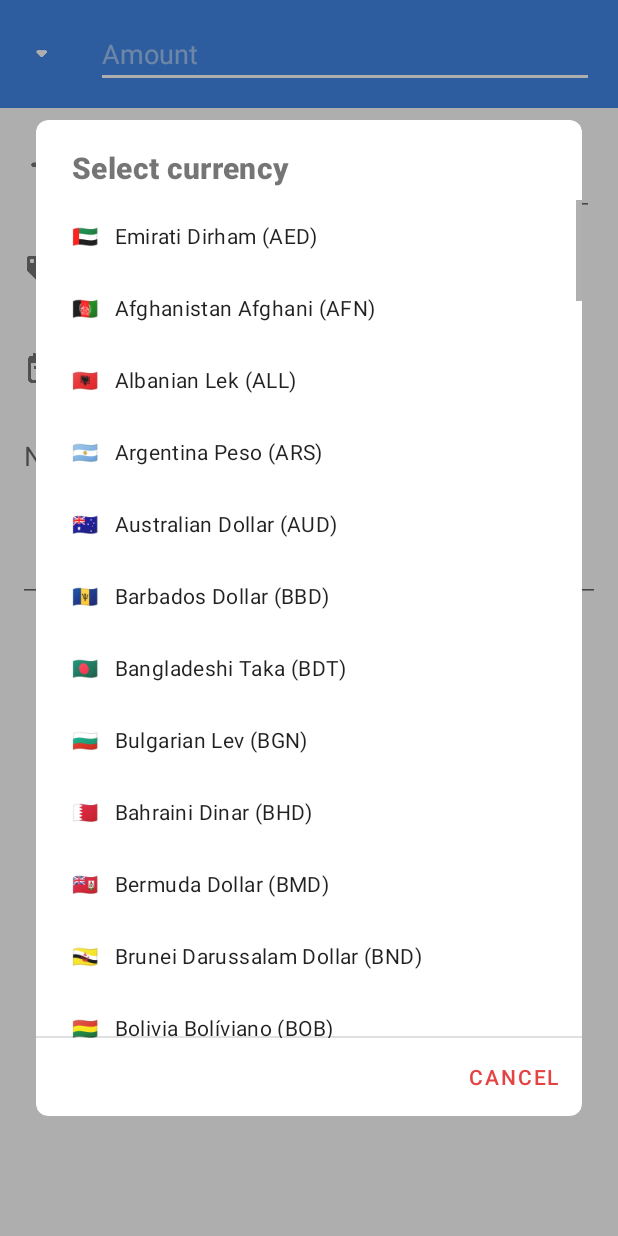
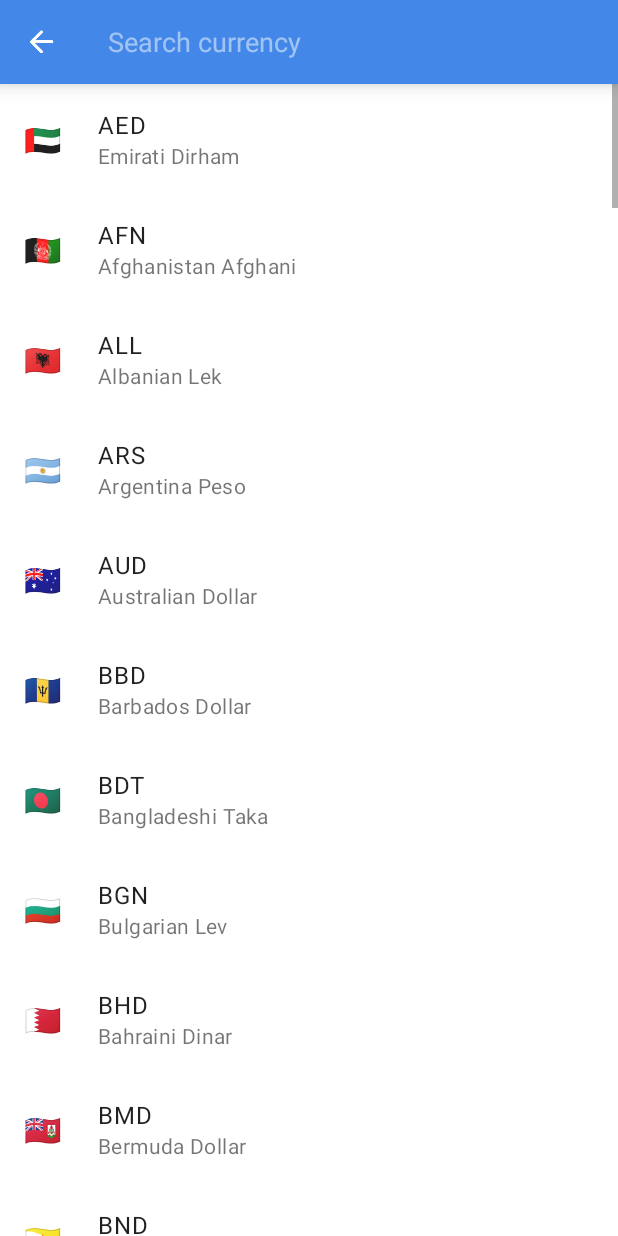
Before and after one commit to nominalista/expenses, an Android app: the fragment AddEditExpenseFragment shown on its own in the app's theme, after a tap on an icon or button, on a phone screen of 412 x 824 dp. Run offline under Robolectric (Android 15) with nearby library versions, the phone set to English and light mode, and no system bars; our stand-ins replace RxJava; libraries missing offline, so code that uses them is left out: com.jakewharton.rxrelay2, com.jakewharton.threetenabp; 5 statements that could not run were skipped.

Commit message:
Reinvent currency selection

```diff
--- a/app/src/main/AndroidManifest.xml
+++ b/app/src/main/AndroidManifest.xml
@@ -33,6 +33,9 @@
         <activity android:name=".settings.presentation.SettingsActivity"
             android:screenOrientation="portrait"/>
 
+        <activity android:name=".currencyselection.CurrencySelectionActivity"
+            android:screenOrientation="portrait"/>
+
         <service
             android:name=".messaging.MessagingService"
             android:exported="false">
--- a/app/src/main/java/com/nominalista/expenses/addeditexpense/presentation/AddEditExpenseFragment.kt
+++ b/app/src/main/java/com/nominalista/expenses/addeditexpense/presentation/AddEditExpenseFragment.kt
@@ -1,5 +1,7 @@
 package com.nominalista.expenses.addeditexpense.presentation
 
+import android.app.Activity
+import android.content.Intent
 import android.os.Bundle
 import android.view.*
 import androidx.appcompat.app.AppCompatActivity
@@ -10,7 +12,7 @@ import androidx.navigation.fragment.NavHostFragment
 import com.google.android.material.chip.Chip
 import com.nominalista.expenses.R
 import com.nominalista.expenses.addeditexpense.presentation.dateselection.DateSelectionDialogFragment
-import com.nominalista.expenses.common.presentation.currencyselection.CurrencySelectionDialogFragment
+import com.nominalista.expenses.currencyselection.CurrencySelectionActivity
 import com.nominalista.expenses.data.Currency
 import com.nominalista.expenses.data.Tag
 import com.nominalista.expenses.util.READABLE_DATE_FORMAT
@@ -68,9 +70,7 @@ class AddEditExpenseFragment : Fragment() {
     }
 
     private fun showCurrencySelection() {
-        val dialogFragment = CurrencySelectionDialogFragment.newInstance()
-        dialogFragment.onCurrencySelected = { currency -> model.selectCurrency(currency) }
-        dialogFragment.show(requireFragmentManager(), "CurrencySelectionDialogFragment")
+        CurrencySelectionActivity.start(this, REQUEST_CODE_SELECT_CURRENCY)
     }
 
     private fun showTagSelection() {
@@ -196,7 +196,26 @@ class AddEditExpenseFragment : Fragment() {
         return true
     }
 
+    // Results
+
+    override fun onActivityResult(requestCode: Int, resultCode: Int, data: Intent?) {
+        super.onActivityResult(requestCode, resultCode, data)
+
+        if (resultCode != Activity.RESULT_OK) return
+
+        when(requestCode) {
+            REQUEST_CODE_SELECT_CURRENCY -> {
+                val currency: Currency? =
+                    data?.getParcelableExtra(CurrencySelectionActivity.EXTRA_CURRENCY)
+                currency?.let { model.selectCurrency(it) }
+            }
+        }
+    }
+
     companion object {
+
+        private const val REQUEST_CODE_SELECT_CURRENCY = 1
+
         private const val KEYBOARD_APPEARANCE_DELAY = 300L
     }
 }
--- a/app/src/main/java/com/nominalista/expenses/common/presentation/currencyselection/CurrencySelectionDialogFragment.kt
+++ /dev/null
@@ -1,39 +0,0 @@
-package com.nominalista.expenses.common.presentation.currencyselection
-
-import android.app.Dialog
-import android.content.DialogInterface
-import android.os.Bundle
-import androidx.appcompat.app.AlertDialog
-import androidx.fragment.app.DialogFragment
-import com.google.android.material.dialog.MaterialAlertDialogBuilder
-import com.nominalista.expenses.R
-import com.nominalista.expenses.data.Currency
-
-class CurrencySelectionDialogFragment : DialogFragment(), DialogInterface.OnClickListener {
-
-    var onCurrencySelected: ((Currency) -> Unit)? = null
-
-    private val currencies = Currency.values()
-
-    override fun onCreateDialog(savedInstanceState: Bundle?): Dialog {
-        return MaterialAlertDialogBuilder(requireActivity())
-            .setTitle(R.string.select_currency)
-            .setItems(createItems(), this)
-            .setNegativeButton(R.string.cancel) { _, _ -> }
-            .create()
-    }
-
-    private fun createItems(): Array<String> {
-        return currencies
-            .map { currency -> currency.description }
-            .toTypedArray()
-    }
-
-    override fun onClick(dialog: DialogInterface?, which: Int) {
-        onCurrencySelected?.invoke(currencies[which])
-    }
-
-    companion object {
-        fun newInstance() = CurrencySelectionDialogFragment()
-    }
-}
--- /dev/null
+++ b/app/src/main/java/com/nominalista/expenses/currencyselection/CurrencyAdapter.kt
@@ -0,0 +1,48 @@
+package com.nominalista.expenses.currencyselection
+
+import android.view.LayoutInflater
+import android.view.View
+import android.view.ViewGroup
+import androidx.recyclerview.widget.DiffUtil
+import androidx.recyclerview.widget.ListAdapter
+import androidx.recyclerview.widget.RecyclerView
+import com.nominalista.expenses.R
+import com.nominalista.expenses.data.Currency
+import kotlinx.android.extensions.LayoutContainer
+import kotlinx.android.synthetic.main.item_currency.*
+
+class CurrencyAdapter(private val listener: Listener) :
+    ListAdapter<Currency, CurrencyAdapter.ViewHolder>(DiffCallback()) {
+
+    override fun onCreateViewHolder(parent: ViewGroup, viewType: Int): ViewHolder {
+        val inflater = LayoutInflater.from(parent.context)
+        val itemView = inflater.inflate(R.layout.item_currency, parent, false)
+        return ViewHolder(itemView)
+    }
+
+    override fun onBindViewHolder(holder: ViewHolder, position: Int) {
+        val currency = getItem(position)
+        holder.textFlag.text = currency.flag
+        holder.textCode.text = currency.code
+        holder.textTitle.text = currency.title
+        holder.itemView.setOnClickListener { listener.onCurrencyClick(currency) }
+    }
+
+    interface Listener {
+        fun onCurrencyClick(currency: Currency)
+    }
+
+    class ViewHolder(override val containerView: View) :
+        RecyclerView.ViewHolder(containerView), LayoutContainer
+
+    private class DiffCallback : DiffUtil.ItemCallback<Currency>() {
+
+        override fun areItemsTheSame(oldItem: Currency, newItem: Currency): Boolean {
+            return oldItem == newItem
+        }
+
+        override fun areContentsTheSame(oldItem: Currency, newItem: Currency): Boolean {
+            return oldItem == newItem
+        }
+    }
+}
--- /dev/null
+++ b/app/src/main/java/com/nominalista/expenses/currencyselection/CurrencySelectionActivity.kt
@@ -0,0 +1,27 @@
+package com.nominalista.expenses.currencyselection
+
+import android.content.Intent
+import android.os.Bundle
+import androidx.fragment.app.Fragment
+import com.nominalista.expenses.R
+import com.nominalista.expenses.common.presentation.BaseActivity
+
+class CurrencySelectionActivity : BaseActivity() {
+
+    override var animationKind = ANIMATION_SLIDE_FROM_RIGHT
+
+    override fun onCreate(savedInstanceState: Bundle?) {
+        super.onCreate(savedInstanceState)
+        setContentView(R.layout.activity_currency_selection)
+    }
+
+    companion object {
+
+        const val EXTRA_CURRENCY = "currency"
+
+        fun start(fragment: Fragment, requestCode: Int) {
+            val intent = Intent(fragment.requireContext(), CurrencySelectionActivity::class.java)
+            fragment.startActivityForResult(intent, requestCode)
+        }
+    }
+}
--- /dev/null
+++ b/app/src/main/java/com/nominalista/expenses/currencyselection/CurrencySelectionFragment.kt
@@ -0,0 +1,103 @@
+package com.nominalista.expenses.currencyselection
+
+import android.annotation.SuppressLint
+import android.app.Activity
+import android.content.Intent
+import android.os.Bundle
+import android.os.Handler
+import android.os.Looper
+import android.os.Parcelable
+import android.view.LayoutInflater
+import android.view.View
+import android.view.ViewGroup
+import androidx.fragment.app.Fragment
+import com.nominalista.expenses.R
+import com.nominalista.expenses.data.Currency
+import com.nominalista.expenses.util.extensions.afterTextChanged
+import com.nominalista.expenses.util.extensions.hideKeyboard
+import com.nominalista.expenses.util.extensions.showKeyboard
+import kotlinx.android.synthetic.main.fragment_currency_selection.*
+
+class CurrencySelectionFragment : Fragment(), CurrencyAdapter.Listener {
+
+    private val adapter by lazy { CurrencyAdapter(this) }
+
+    private val handler by lazy { Handler(Looper.getMainLooper()) }
+    private var runnable: Runnable? = null
+
+    override fun onCreateView(
+        inflater: LayoutInflater,
+        container: ViewGroup?,
+        savedInstanceState: Bundle?
+    ): View? {
+        return inflater.inflate(R.layout.fragment_currency_selection, container, false)
+    }
+
+    @SuppressLint("DefaultLocale")
+    override fun onViewCreated(view: View, savedInstanceState: Bundle?) {
+        super.onViewCreated(view, savedInstanceState)
+        setupToolbar()
+        setupRecyclerView()
+        watchEditText()
+        showKeyboard()
+    }
+
+    private fun setupToolbar() {
+        toolbar.setNavigationOnClickListener { requireActivity().onBackPressed() }
+    }
+
+    private fun setupRecyclerView() {
+        recyclerView.adapter = adapter
+        adapter.submitList(Currency.values().toList())
+    }
+
+    private fun watchEditText() {
+        editText.afterTextChanged { dispatchCurrencyFilter() }
+    }
+
+    private fun dispatchCurrencyFilter() {
+        handler.removeCallbacks(runnable)
+
+        runnable = Runnable {
+            val query = editText.text.toString()
+            adapter.submitList(getFilteredCurrencies(query))
+        }
+
+        handler.postDelayed(runnable, QUERY_APPLIANCE_DELAY)
+    }
+
+    @SuppressLint("DefaultLocale")
+    private fun getFilteredCurrencies(query: String): List<Currency> {
+        val simplifiedQuery = query.toLowerCase()
+
+        return Currency.values().filter { currency ->
+            val code = currency.code.toLowerCase()
+            val title = currency.title.toLowerCase()
+            code.contains(simplifiedQuery) || title.contains(simplifiedQuery)
+        }
+    }
+
+    private fun showKeyboard() {
+        showKeyboard(editText, KEYBOARD_APPEARANCE_DELAY)
+    }
+
+    override fun onDestroyView() {
+        super.onDestroyView()
+        hideKeyboard()
+    }
+
+    override fun onCurrencyClick(currency: Currency) {
+        val data = Intent().apply {
+            putExtra(CurrencySelectionActivity.EXTRA_CURRENCY, currency as Parcelable)
+        }
+
+        requireActivity().setResult(Activity.RESULT_OK, data)
+        requireActivity().finish()
+    }
+
+    companion object {
+
+        private const val QUERY_APPLIANCE_DELAY = 300L
+        private const val KEYBOARD_APPEARANCE_DELAY = 300L
+    }
+}
--- a/app/src/main/java/com/nominalista/expenses/data/Currency.kt
+++ b/app/src/main/java/com/nominalista/expenses/data/Currency.kt
@@ -1,11 +1,15 @@
 package com.nominalista.expenses.data
 
+import android.os.Parcelable
+import kotlinx.android.parcel.Parcelize
+
+@Parcelize
 enum class Currency(
     val code: String,
     val title: String,
     val symbol: String,
     val flag: String
-) {
+) : Parcelable {
 
     AED("AED", "Emirati Dirham", "د.إ", "\uD83C\uDDE6\uD83C\uDDEA"),
     AFN("AFN", "Afghanistan Afghani", "؋", "\uD83C\uDDE6\uD83C\uDDEB"),
--- /dev/null
+++ b/app/src/main/res/layout/fragment_currency_selection.xml
@@ -0,0 +1,44 @@
+<?xml version="1.0" encoding="utf-8"?>
+<androidx.constraintlayout.widget.ConstraintLayout xmlns:android="http://schemas.android.com/apk/res/android"
+    xmlns:app="http://schemas.android.com/apk/res-auto"
+    android:layout_width="match_parent"
+    android:layout_height="match_parent">
+
+    <androidx.appcompat.widget.Toolbar
+        android:id="@+id/toolbar"
+        android:layout_width="0dp"
+        android:layout_height="?attr/actionBarSize"
+        android:background="@color/primary"
+        android:elevation="@dimen/spacing_normal"
+        android:theme="@style/ThemeOverlay.MaterialComponents.Dark"
+        app:layout_constraintEnd_toEndOf="parent"
+        app:layout_constraintStart_toStartOf="parent"
+        app:layout_constraintTop_toTopOf="parent"
+        app:navigationIcon="@drawable/ic_back_active_light_24dp">
+
+        <EditText
+            android:id="@+id/editText"
+            android:layout_width="match_parent"
+            android:layout_height="match_parent"
+            android:layout_marginEnd="@dimen/spacing_large"
+            android:background="@null"
+            android:hint="@string/search_currency"
+            android:singleLine="true"
+            android:theme="@style/ThemeOverlay.Expenses.EditText.Dark" />
+
+    </androidx.appcompat.widget.Toolbar>
+
+    <androidx.recyclerview.widget.RecyclerView
+        android:id="@+id/recyclerView"
+        android:layout_width="0dp"
+        android:layout_height="0dp"
+        android:fadeScrollbars="false"
+        android:scrollbars="vertical"
+        app:layoutManager="androidx.recyclerview.widget.LinearLayoutManager"
+        app:layout_constrainedHeight="true"
+        app:layout_constraintBottom_toBottomOf="parent"
+        app:layout_constraintEnd_toEndOf="parent"
+        app:layout_constraintStart_toStartOf="parent"
+        app:layout_constraintTop_toBottomOf="@+id/toolbar" />
+
+</androidx.constraintlayout.widget.ConstraintLayout>
--- /dev/null
+++ b/app/src/main/res/layout/item_currency.xml
@@ -0,0 +1,45 @@
+<?xml version="1.0" encoding="utf-8"?>
+<androidx.constraintlayout.widget.ConstraintLayout xmlns:android="http://schemas.android.com/apk/res/android"
+    xmlns:app="http://schemas.android.com/apk/res-auto"
+    xmlns:tools="http://schemas.android.com/tools"
+    android:layout_width="match_parent"
+    android:layout_height="wrap_content"
+    android:background="?selectableItemBackground"
+    android:padding="@dimen/spacing_large">
+
+    <TextView
+        android:id="@+id/textFlag"
+        android:layout_width="wrap_content"
+        android:layout_height="wrap_content"
+        android:textAppearance="@style/TextAppearance.Expenses.Headline6"
+        android:textColor="@color/text_primary_dark"
+        app:layout_constraintBottom_toBottomOf="parent"
+        app:layout_constraintStart_toStartOf="parent"
+        app:layout_constraintTop_toTopOf="parent"
+        tools:text="🇺🇸" />
+
+    <TextView
+        android:id="@+id/textCode"
+        android:layout_width="wrap_content"
+        android:layout_height="wrap_content"
+        android:layout_marginStart="@dimen/spacing_xlarge"
+        android:textAppearance="@style/TextAppearance.Expenses.Body1"
+        android:textColor="@color/text_primary_dark"
+        app:layout_constraintStart_toEndOf="@id/textFlag"
+        app:layout_constraintTop_toTopOf="parent"
+        tools:text="USD" />
+
+    <TextView
+        android:id="@+id/textTitle"
+        android:layout_width="wrap_content"
+        android:layout_height="wrap_content"
+        android:layout_marginStart="@dimen/spacing_xlarge"
+        android:textAppearance="@style/TextAppearance.Expenses.Body2"
+        android:textColor="@color/text_secondary_dark"
+        app:layout_constraintEnd_toEndOf="parent"
+        app:layout_constraintHorizontal_bias="0"
+        app:layout_constraintStart_toEndOf="@id/textFlag"
+        app:layout_constraintTop_toBottomOf="@id/textCode"
+        tools:text="United States Dollar" />
+
+</androidx.constraintlayout.widget.ConstraintLayout>
--- a/app/src/main/res/values/shapes.xml
+++ b/app/src/main/res/values/shapes.xml
@@ -12,14 +12,22 @@
 
     <!-- Dialogs -->
 
-    <style name="ShapeAppearance.Expenses.AlertDialog"  parent="ThemeOverlay.MaterialComponents.MaterialAlertDialog">
+    <style name="ShapeAppearance.Expenses.Dialog"  parent="ThemeOverlay.MaterialComponents.MaterialAlertDialog">
         <item name="cornerFamily">rounded</item>
         <item name="cornerSize">8dp</item>
     </style>
 
-    <style name="ShapeAppearance.Expenses.AlertDialog.DatePicker"  parent="ThemeOverlay.MaterialComponents.MaterialAlertDialog">
+    <style name="ShapeAppearance.Expenses.Dialog.DatePicker"  parent="ThemeOverlay.MaterialComponents.MaterialAlertDialog">
         <item name="cornerFamily">rounded</item>
         <item name="cornerSize">8dp</item>
     </style>
 
+    <style name="ShapeAppearance.Expenses.Dialog.BottomSheet"  parent="ThemeOverlay.MaterialComponents.MaterialAlertDialog">
+        <item name="cornerFamily">rounded</item>
+        <item name="cornerSizeTopLeft">8dp</item>
+        <item name="cornerSizeTopRight">8dp</item>
+        <item name="cornerSizeBottomLeft">0dp</item>
+        <item name="cornerSizeBottomRight">0dp</item>
+    </style>
+
 </resources>
--- a/app/src/main/res/values/strings.xml
+++ b/app/src/main/res/values/strings.xml
@@ -52,7 +52,7 @@
     <string name="rate_app">Rate the app</string>
     <string name="rate_app_summary">4.9 &#x1F31F; on Google Play</string>
     <string name="save">Save</string>
-    <string name="select_currency">Select currency</string>
+    <string name="search_currency">Search currency</string>
     <string name="select_tags">Select tags</string>
     <string name="settings">Settings</string>
     <string name="summary_title">You spent</string>
--- a/app/src/main/res/values/styles.xml
+++ b/app/src/main/res/values/styles.xml
@@ -10,6 +10,10 @@
     <style name="Dialog.Expenses.Body.Text" parent="MaterialAlertDialog.MaterialComponents.Body.Text">
         <item name="android:textAppearance">@style/TextAppearance.Expenses.Body1</item>
         <item name="android:textColor">@color/text_primary_dark</item>
+    </style>
+
+    <style name="Widget.Expenses.BottomSheet.Modal" parent="Widget.MaterialComponents.BottomSheet.Modal">
+        <item name="shapeAppearanceOverlay">@style/ShapeAppearance.Expenses.Dialog.BottomSheet</item>
     </style>
 
     <!-- Buttons -->
--- a/app/src/main/res/values/themes.xml
+++ b/app/src/main/res/values/themes.xml
@@ -9,20 +9,26 @@
         <!-- Dialogs -->
         <item name="materialAlertDialogTheme">@style/ThemeOverlay.Expenses.Dialog</item>
         <item name="android:datePickerDialogTheme">@style/ThemeOverlay.Expenses.Dialog.DatePicker</item>
+        <item name="bottomSheetDialogTheme">@style/ThemeOverlay.Expenses.Dialog.BottomSheet</item>
     </style>
 
     <!-- Dialogs -->
 
     <style name="ThemeOverlay.Expenses.Dialog" parent="ThemeOverlay.MaterialComponents.MaterialAlertDialog">
         <item name="colorPrimary">@color/accent</item>
-        <item name="shapeAppearanceOverlay">@style/ShapeAppearance.Expenses.AlertDialog</item>
+        <item name="shapeAppearanceOverlay">@style/ShapeAppearance.Expenses.Dialog</item>
         <item name="materialAlertDialogTitleTextStyle">@style/Dialog.Expenses.Title.Text</item>
         <item name="materialAlertDialogBodyTextStyle">@style/Dialog.Expenses.Body.Text</item>
     </style>
 
     <style name="ThemeOverlay.Expenses.Dialog.DatePicker" parent="ThemeOverlay.MaterialComponents.MaterialAlertDialog.Picker.Date">
         <item name="colorPrimary">@color/accent</item>
-        <item name="shapeAppearanceOverlay">@style/ShapeAppearance.Expenses.AlertDialog.DatePicker</item>
+        <item name="shapeAppearanceOverlay">@style/ShapeAppearance.Expenses.Dialog.DatePicker</item>
+    </style>
+
+    <style name="ThemeOverlay.Expenses.Dialog.BottomSheet" parent="ThemeOverlay.MaterialComponents.BottomSheetDialog">
+        <item name="colorPrimary">@color/accent</item>
+        <item name="bottomSheetStyle">@style/Widget.Expenses.BottomSheet.Modal</item>
     </style>
 
     <!-- Edit texts - Theme Overlay -->
```
Also changed, not shown: app/src/main/java/com/nominalista/expenses/settings/presentation/SettingsFragment.kt (+52 -38 lines), app/src/main/java/com/nominalista/expenses/settings/presentation/SettingsFragmentModel.kt (+11 -16 lines), app/src/main/res/drawable/ic_back_active_dark_24dp.xml (added, +10 -0 lines), app/src/main/res/drawable/ic_search.xml (added, +10 -0 lines), app/src/main/res/layout/activity_currency_selection.xml (added, +10 -0 lines), app/src/main/res/navigation/navigation_currency_selection.xml (added, +11 -0 lines), 1 other file.
